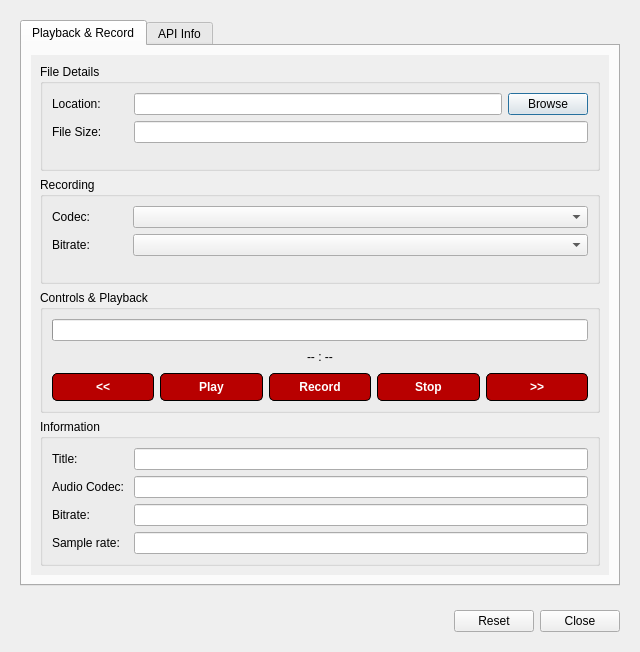
The window that src/ui/gkaudioplaydialog.ui (GekkoFyre/small-world-deluxe) describes before a commit, drawn with Qt 5.
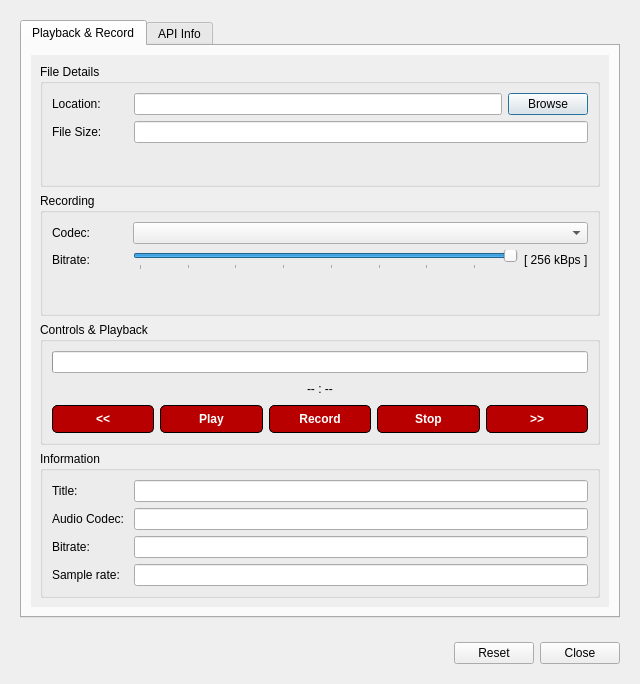
The same window after the commit.

Commit message: * Made significant changes to the media playback and recording capabilities of Small World Deluxe. We should be able to record sound soon enough, starting with Opus as among the first codecs!

Patch:
```diff
--- a/src/ui/gkaudioplaydialog.ui
+++ b/src/ui/gkaudioplaydialog.ui
@@ -7,7 +7,7 @@
     <x>0</x>
     <y>0</y>
     <width>640</width>
-    <height>652</height>
+    <height>684</height>
    </rect>
   </property>
   <property name="sizePolicy">
@@ -61,8 +61,8 @@
               <rect>
                <x>0</x>
                <y>0</y>
-               <width>600</width>
-               <height>549</height>
+               <width>568</width>
+               <height>532</height>
               </rect>
              </property>
              <layout class="QVBoxLayout" name="verticalLayout_4">
@@ -165,13 +165,62 @@
                   </widget>
                  </item>
                  <item row="1" column="1">
-                  <widget class="QComboBox" name="comboBox_playback_rec_bitrate">
-                   <property name="sizePolicy">
-                    <sizepolicy hsizetype="MinimumExpanding" vsizetype="Fixed">
-                     <horstretch>0</horstretch>
-                     <verstretch>0</verstretch>
-                    </sizepolicy>
+                  <widget class="QFrame" name="frame_playback_rec_bitrate">
+                   <property name="frameShape">
+                    <enum>QFrame::NoFrame</enum>
                    </property>
+                   <property name="frameShadow">
+                    <enum>QFrame::Raised</enum>
+                   </property>
+                   <layout class="QHBoxLayout" name="horizontalLayout_5">
+                    <property name="leftMargin">
+                     <number>0</number>
+                    </property>
+                    <property name="topMargin">
+                     <number>0</number>
+                    </property>
+                    <property name="rightMargin">
+                     <number>0</number>
+                    </property>
+                    <property name="bottomMargin">
+                     <number>0</number>
+                    </property>
+                    <item>
+                     <widget class="QSlider" name="horizontalSlider_playback_rec_bitrate">
+                      <property name="minimum">
+                       <number>8</number>
+                      </property>
+                      <property name="maximum">
+                       <number>256</number>
+                      </property>
+                      <property name="singleStep">
+                       <number>8</number>
+                      </property>
+                      <property name="pageStep">
+                       <number>32</number>
+                      </property>
+                      <property name="value">
+                       <number>256</number>
+                      </property>
+                      <property name="orientation">
+                       <enum>Qt::Horizontal</enum>
+                      </property>
+                      <property name="tickPosition">
+                       <enum>QSlider::TicksBelow</enum>
+                      </property>
+                      <property name="tickInterval">
+                       <number>32</number>
+                      </property>
+                     </widget>
+                    </item>
+                    <item>
+                     <widget class="QLabel" name="label_playback_rec_bitrate_kbps">
+                      <property name="text">
+                       <string>[ 256 kBps ]</string>
+                      </property>
+                     </widget>
+                    </item>
+                   </layout>
                   </widget>
                  </item>
                 </layout>
```
The commit also changes 9 other files.
